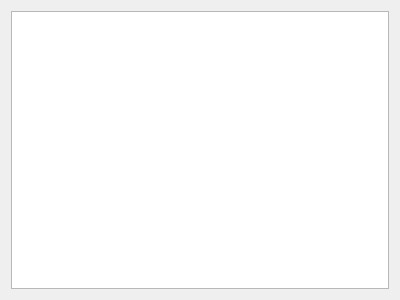
Old version of the form main.ui in the repository leonidlitvinoff/capuchino.
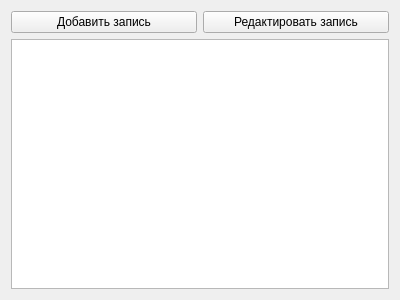
New version of the form.

```diff
--- a/main.ui
+++ b/main.ui
@@ -15,6 +15,20 @@
   </property>
   <layout class="QGridLayout" name="gridLayout">
    <item row="0" column="0">
+    <widget class="QPushButton" name="pushButton">
+     <property name="text">
+      <string>Добавить запись</string>
+     </property>
+    </widget>
+   </item>
+   <item row="0" column="1">
+    <widget class="QPushButton" name="pushButton_2">
+     <property name="text">
+      <string>Редактировать запись</string>
+     </property>
+    </widget>
+   </item>
+   <item row="1" column="0" colspan="2">
     <widget class="QTableWidget" name="tableWidget"/>
    </item>
   </layout>
```
